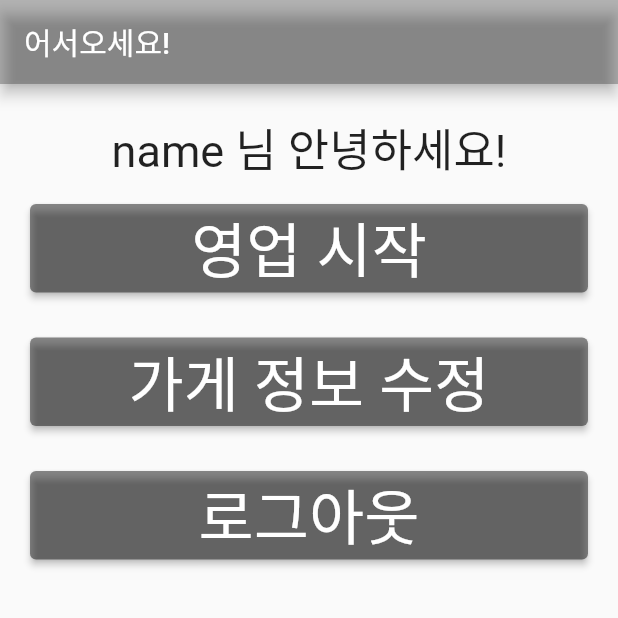
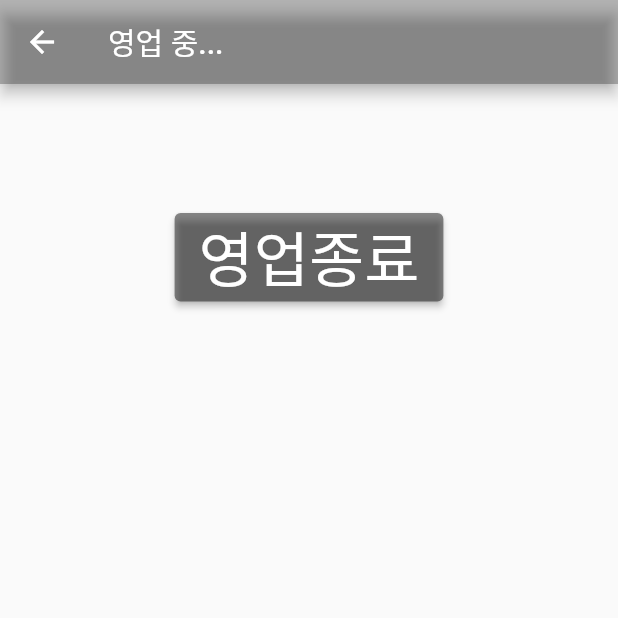
Before and after one commit to comalmot/2022-01-BasicProjectLab, a Flutter app: the boong_main screen opened directly, after a tap on "영업 시작", on a phone screen of 412 x 824 dp, the top half of it. Run offline on Flutter 3.47's test engine with Material 2 defaults, Android fonts, the phone set to English and light mode, and no system bars; our stand-ins replace image_picker.

Commit message:
영업종료 버튼 창 추가

```diff
--- /dev/null
+++ b/lib/boong_close.dart
@@ -0,0 +1,82 @@
+import 'package:flutter/material.dart';
+import 'boong_main.dart';
+
+void main() => runApp(MyApp());
+
+class MyApp extends StatelessWidget {
+
+  @override
+  Widget build(BuildContext context) {
+    return MaterialApp(
+      debugShowCheckedModeBanner: false,
+      title: '영업 종료하기',
+      home: boong_close(),
+    );
+  }
+}
+
+class boong_close extends StatefulWidget {
+  boong_closeState createState() => boong_closeState();
+}
+
+class boong_closeState extends State<boong_close> {
+  bool isTrue = true;
+
+  void _closing(BuildContext context) {
+    showDialog(
+        context: context,
+        builder: (BuildContext ctx) {
+          return AlertDialog(
+            title: const Text('영업 종료'),
+            content: const Text('영업을 종료하시겠습니까?'),
+            actions: [
+              TextButton(
+                  onPressed: () {
+                    setState(() {
+                      isTrue = false;
+                    });
+                    Navigator.push(
+                        context,
+                        MaterialPageRoute(
+                            builder:
+                                (BuildContext context) =>
+                                boong_main()));
+                  },
+                  child: const Text('Yes', style: TextStyle(fontSize: 20),)),
+              TextButton(
+                  onPressed: () {
+                    Navigator.of(context).pop();
+                  },
+                  child: const Text('No', style: TextStyle(fontSize: 20),))
+            ],
+          );
+        });
+  }
+
+  @override
+  Widget build(BuildContext context) {
+    return Scaffold(
+      appBar: AppBar(
+        title: Text("영업 중..."),
+        backgroundColor: Colors.black26,
+      ),
+      body: Container(
+        padding: const EdgeInsets.all(20.0),
+        child: Column(
+          children: <Widget>[
+            const SizedBox(height: 50.0,),
+            Container(margin: EdgeInsets.all(8.0),),
+            ElevatedButton(onPressed:isTrue == true ? () => _closing(context) : null,
+                style: ButtonStyle(
+                  textStyle: MaterialStateProperty.all(
+                      TextStyle(fontSize: 40, color: Colors.white)),
+                  backgroundColor:
+                  MaterialStateProperty.all(Colors.black45),
+                ),
+                child: Text("영업종료")),
+          ],
+        ),
+      )
+    );
+  }
+}
--- a/lib/boong_main.dart
+++ b/lib/boong_main.dart
@@ -1,4 +1,5 @@
 import 'package:flutter/material.dart';
+import 'package:our_town_boongsaegwon/boong_close.dart';
 import 'main.dart';
 import 'boong_infoEdit.dart';
 
@@ -72,7 +73,10 @@ class boong_mainState extends State<boong_main> {
             children: <Widget>[
               Text('$name' + ' 님 안녕하세요!', textAlign: TextAlign.center, style: TextStyle(fontSize: 30),),
               Container(margin: EdgeInsets.all(8.0),),
-              ElevatedButton(onPressed: () {},
+              ElevatedButton(onPressed: () {Navigator.push(
+                context,
+                MaterialPageRoute(builder: (BuildContext context) => boong_close()));},
+                  //원래 지도가 연결되어야 하는데 일단 영업종료 버튼 창이 나오도록 연결해놓움
                   style: ButtonStyle(
                       textStyle: MaterialStateProperty.all(
                           TextStyle(fontSize: 40, color: Colors.white)),
```
